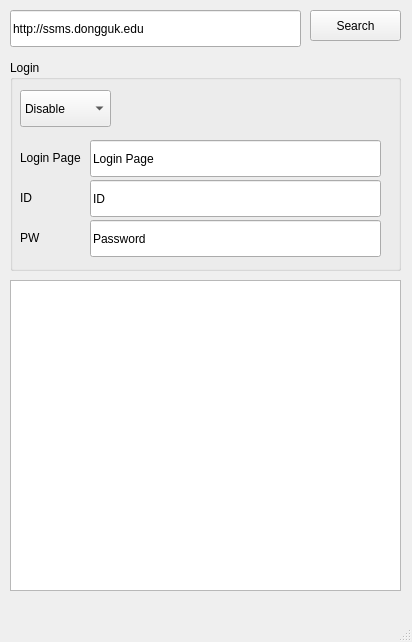
The window that main_window.ui (112224/ICSP) describes before a commit, drawn with Qt 5.
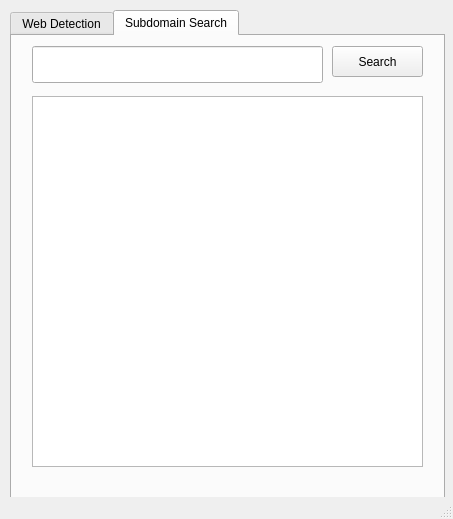
The same window after the commit. The open tabs and pages were chosen to show the change. Icons and pictures are not drawn.

Patch:
```diff
--- a/main_window.ui
+++ b/main_window.ui
@@ -6,8 +6,8 @@
    <rect>
     <x>0</x>
     <y>0</y>
-    <width>412</width>
-    <height>642</height>
+    <width>453</width>
+    <height>519</height>
    </rect>
   </property>
   <property name="windowTitle">
@@ -21,151 +21,99 @@
    <bool>true</bool>
   </property>
   <widget class="QWidget" name="centralwidget">
-   <widget class="QPushButton" name="pushButton">
+   <widget class="QTabWidget" name="tabWidget">
     <property name="geometry">
      <rect>
-      <x>310</x>
+      <x>10</x>
       <y>10</y>
-      <width>91</width>
-      <height>31</height>
+      <width>435</width>
+      <height>521</height>
      </rect>
     </property>
-    <property name="text">
-     <string>Search</string>
+    <property name="currentIndex">
+     <number>0</number>
     </property>
-   </widget>
-   <widget class="QLineEdit" name="lineEdit">
+    <widget class="QWidget" name="tab_3">
+     <attribute name="title">
+      <string>Web Detection</string>
+     </attribute>
+     <widget class="QLineEdit" name="webLineEdit">
     <property name="geometry">
      <rect>
-      <x>10</x>
+        <x>20</x>
       <y>10</y>
       <width>291</width>
       <height>37</height>
      </rect>
     </property>
     <property name="text">
-     <string>http://ssms.dongguk.edu</string>
-    </property>
-   </widget>
-   <widget class="QPlainTextEdit" name="plainTextEdit">
+       <string/>
+      </property>
+     </widget>
+     <widget class="QPushButton" name="webPushButton">
     <property name="geometry">
      <rect>
-      <x>10</x>
-      <y>280</y>
-      <width>391</width>
-      <height>311</height>
-     </rect>
-    </property>
-   </widget>
-   <widget class="QGroupBox" name="groupBox">
-    <property name="geometry">
-     <rect>
-      <x>10</x>
-      <y>60</y>
-      <width>391</width>
-      <height>211</height>
-     </rect>
-    </property>
-    <property name="title">
-     <string>Login</string>
-    </property>
-    <widget class="QComboBox" name="LoginComboBox">
-     <property name="geometry">
-      <rect>
-       <x>10</x>
-       <y>30</y>
+        <x>320</x>
+        <y>10</y>
        <width>91</width>
-       <height>37</height>
-      </rect>
-     </property>
-     <item>
+        <height>31</height>
+       </rect>
+      </property>
       <property name="text">
-       <string>Disable</string>
+       <string>Search</string>
       </property>
-     </item>
-     <item>
-      <property name="text">
-       <string>Enable</string>
-      </property>
-     </item>
-    </widget>
-    <widget class="QLineEdit" name="LoginPageTextEdit">
+     </widget>
+     <widget class="QPlainTextEdit" name="webPlainTextEdit">
      <property name="geometry">
       <rect>
-       <x>80</x>
-       <y>80</y>
-       <width>291</width>
-       <height>37</height>
-      </rect>
-     </property>
-     <property name="text">
-      <string>Login Page</string>
-     </property>
-    </widget>
-    <widget class="QLabel" name="label">
-     <property name="geometry">
-      <rect>
-       <x>10</x>
-       <y>90</y>
-       <width>71</width>
-       <height>16</height>
-      </rect>
-     </property>
-     <property name="text">
-      <string>Login Page</string>
-     </property>
+        <x>20</x>
+        <y>60</y>
+        <width>391</width>
+        <height>371</height>
+       </rect>
+      </property>
+     </widget>
     </widget>
-    <widget class="QLineEdit" name="lDTextEdit">
+    <widget class="QWidget" name="tab_4">
+     <attribute name="title">
+      <string>Subdomain Search</string>
+     </attribute>
+     <widget class="QLineEdit" name="domainLineEdit">
      <property name="geometry">
       <rect>
-       <x>80</x>
-       <y>120</y>
+        <x>20</x>
+        <y>10</y>
        <width>291</width>
        <height>37</height>
       </rect>
      </property>
      <property name="text">
-      <string>ID</string>
-     </property>
-    </widget>
-    <widget class="QLineEdit" name="PWTextEdit">
+       <string/>
+      </property>
+     </widget>
+     <widget class="QPushButton" name="domainPushButton">
      <property name="geometry">
       <rect>
-       <x>80</x>
-       <y>160</y>
-       <width>291</width>
-       <height>37</height>
+        <x>320</x>
+        <y>10</y>
+        <width>91</width>
+        <height>31</height>
       </rect>
      </property>
      <property name="text">
-      <string>Password</string>
-     </property>
-    </widget>
-    <widget class="QLabel" name="label_2">
+       <string>Search</string>
+      </property>
+     </widget>
+     <widget class="QPlainTextEdit" name="domainPlainTextEdit">
      <property name="geometry">
       <rect>
-       <x>10</x>
-       <y>130</y>
-       <width>71</width>
-       <height>16</height>
-      </rect>
-     </property>
-     <property name="text">
-      <string>ID</string>
-     </property>
-    </widget>
-    <widget class="QLabel" name="label_3">
-     <property name="geometry">
-      <rect>
-       <x>10</x>
-       <y>170</y>
-       <width>71</width>
-       <height>16</height>
-      </rect>
-     </property>
-     <property name="text">
-      <string>PW</string>
-     </property>
+        <x>20</x>
+        <y>60</y>
+        <width>391</width>
+        <height>371</height>
+       </rect>
+      </property>
+     </widget>
     </widget>
    </widget>
   </widget>
```
Left out of the diff: 2 changed lines with no effect on the pictures. Lines whose indentation alone changed are shown as unchanged.
